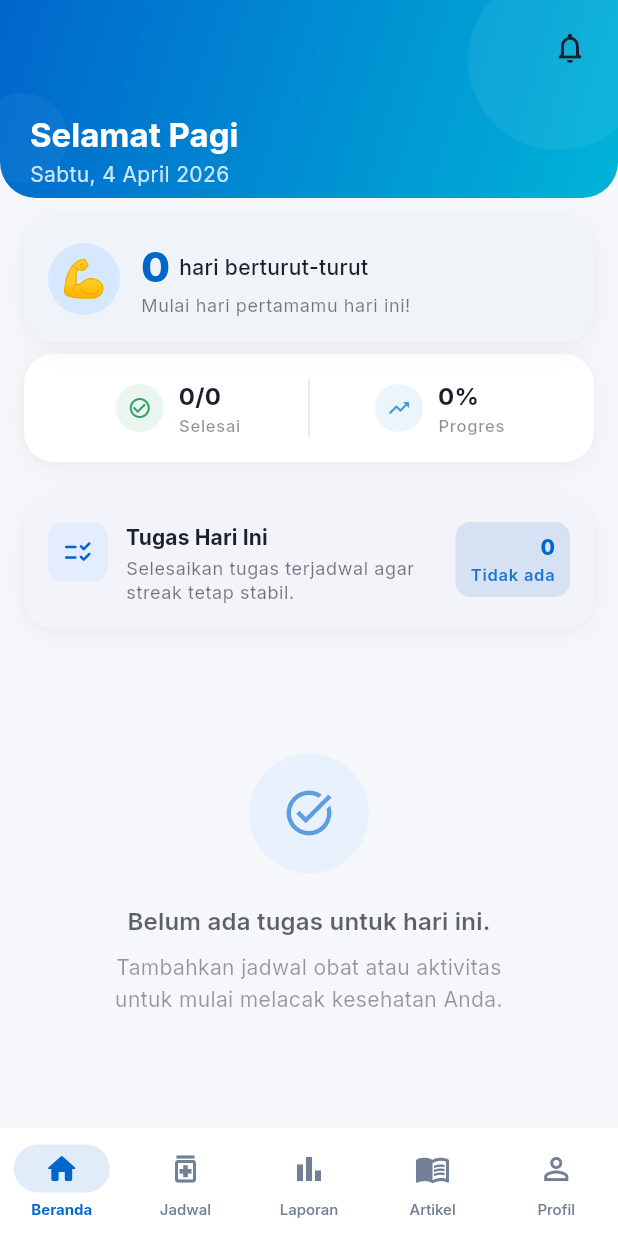
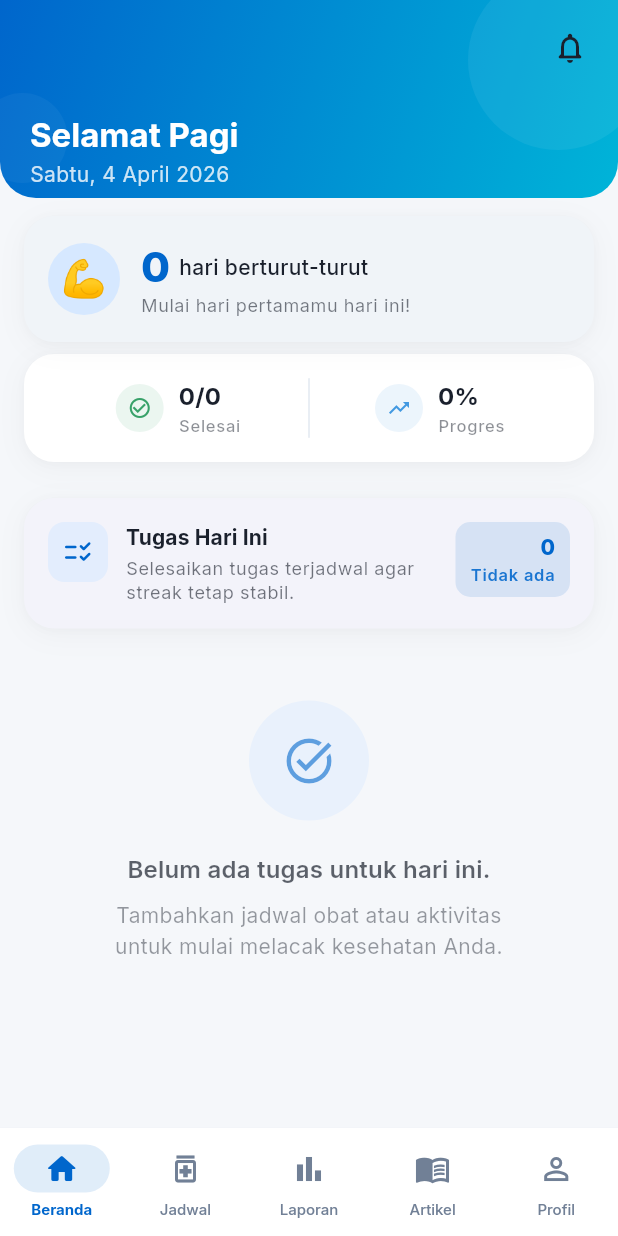
Before and after one commit to SolvoTech/MedSync, a Flutter app: the screen it shows after launch, after a tap on "Lewati", on a phone screen of 412 x 824 dp. Run offline on Flutter 3.47's test engine with Material 3 defaults, Android fonts, the phone set to English and light mode, and no system bars; our stand-ins replace drift, flutter_dotenv, flutter_image_compress, flutter_local_notifications, flutter_riverpod, flutter_timezone and 12 more; missing offline and left inert: health; accounts and stored records are empty.

Commit message:
fix: home screen

```diff
--- a/lib/features/home/home_screen.dart
+++ b/lib/features/home/home_screen.dart
@@ -290,16 +290,9 @@ class HomeScreen extends ConsumerWidget {
             tasksState.when(
               data: (tasks) {
                 if (tasks.isEmpty) {
-                  return SliverFillRemaining(
-                    hasScrollBody: false,
-                    child: LayoutBuilder(
-                      builder: (context, constraints) {
-                        return SingleChildScrollView(
-                          physics: const ClampingScrollPhysics(),
-                          child: ConstrainedBox(
-                            constraints: BoxConstraints(
-                              minHeight: constraints.maxHeight,
-                            ),
+                  return SliverToBoxAdapter(
+                    child: Padding(
+                      padding: const EdgeInsets.fromLTRB(16, 8, 16, 0),
                       child: AppEmptyState(
                         message: AppStrings.noTasksToday,
                         icon: Icons.task_alt,
@@ -308,9 +301,6 @@ class HomeScreen extends ConsumerWidget {
                           'Tambahkan jadwal obat atau aktivitas\nuntuk mulai melacak kesehatan Anda.',
                         ),
                       ),
-                          ),
-                        );
-                      },
                     ),
                   );
                 }
--- a/lib/features/home/role_home_screen.dart
+++ b/lib/features/home/role_home_screen.dart
@@ -26,15 +26,6 @@ final homeRoleProvider = FutureProvider.autoDispose<bool>((ref) async {
   if (user == null) {
     return false;
   }
-
-  final initialUserId = user.id;
-  final authSub = client.auth.onAuthStateChange.listen((data) {
-    final nextUserId = data.session?.user.id;
-    if (nextUserId != initialUserId) {
-      ref.invalidateSelf();
-    }
-  });
-  ref.onDispose(authSub.cancel);
 
   try {
     final row = await client
```
Lines whose indentation alone changed are shown as unchanged.
